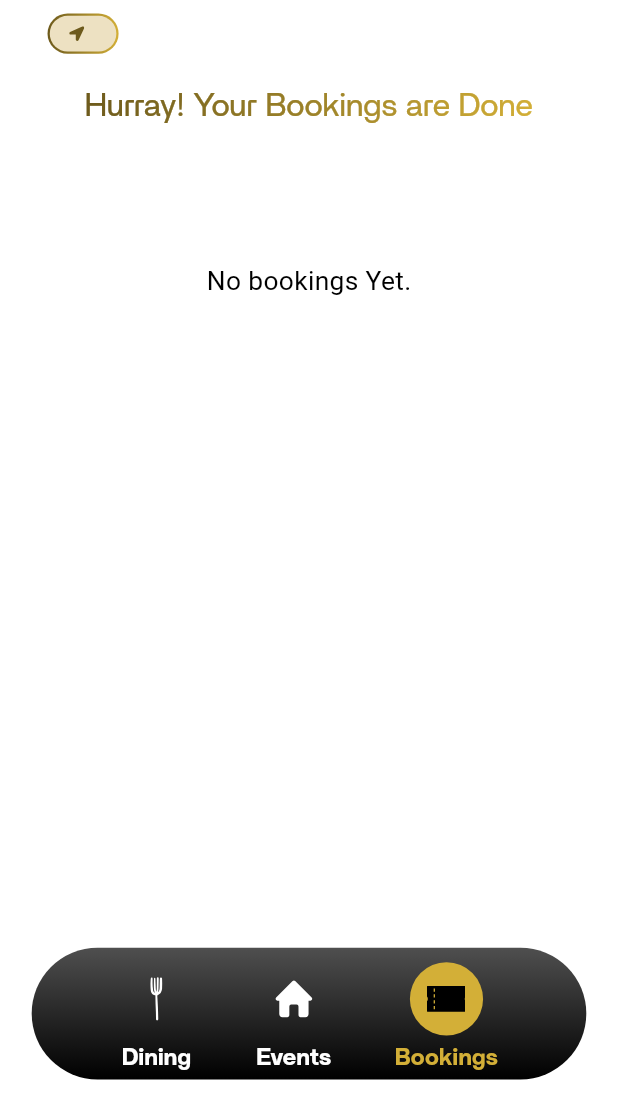
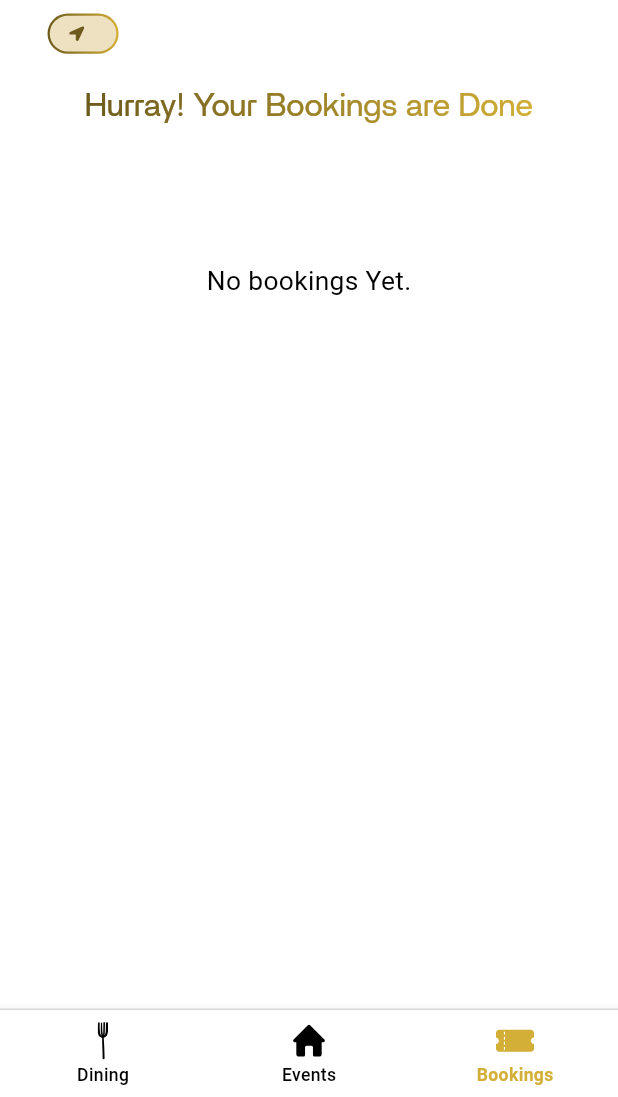
Before and after one commit to StumatoXPlum/nyte_life, a Flutter app: the CustomBottomBar screen opened directly, item 3 of the bottom bar chosen, on a phone screen of 412 x 824 dp, the part 139-1236 px from its top. Run offline on Flutter 3.47's test engine with Material 3 defaults, Android fonts, the phone set to English and light mode, and no system bars; our stand-ins replace country_picker, device_preview, flutter_bloc, flutter_screenutil, flutter_svg, geocoding and 4 more; accounts and stored records are empty.

Commit message:
fixed bottom bar UI

```diff
--- a/lib/core/custom_widgets/custom_bottom_bar.dart
+++ b/lib/core/custom_widgets/custom_bottom_bar.dart
@@ -1,6 +1,6 @@
 import 'package:flutter/material.dart';
 import 'package:flutter_screenutil/flutter_screenutil.dart';
-import 'package:flutter_svg/svg.dart';
+import 'package:flutter_svg/flutter_svg.dart';
 import 'package:nytelife/screens/booking/view/booking_screen.dart';
 import '../../screens/events/view/event_screen.dart';
 import '../../screens/home/view/home_screen.dart';
@@ -15,8 +15,7 @@ class CustomBottomBar extends StatefulWidget {
   CustomBottomBarState createState() => CustomBottomBarState();
 }
 
-class CustomBottomBarState extends State<CustomBottomBar>
-    with SingleTickerProviderStateMixin {
+class CustomBottomBarState extends State<CustomBottomBar> {
   late int _selectedIndex;
   late List<Widget> _screens;
 
@@ -24,7 +23,6 @@ class CustomBottomBarState extends State<CustomBottomBar>
   void initState() {
     super.initState();
     _selectedIndex = widget.initialIndex;
-    _screens = [HomeScreen(), EventScreen(), BookingScreen()];
     _screens = [HomeScreen(), EventScreen(), BookingScreen()];
   }
 
@@ -34,103 +32,61 @@ class CustomBottomBarState extends State<CustomBottomBar>
     });
   }
 
+  BottomNavigationBarItem buildNavItem(String asset, String label, int index) {
+    bool isSelected = _selectedIndex == index;
+
+    return BottomNavigationBarItem(
+      icon: SvgPicture.asset(
+        asset,
+        width: 24.w,
+        height: 30.h,
+        colorFilter: ColorFilter.mode(
+          isSelected ? const Color(0xffD3AF37) : Colors.black,
+          BlendMode.srcIn,
+        ),
+      ),
+      label: label,
+    );
+  }
+
   @override
   Widget build(BuildContext context) {
     return Scaffold(
       extendBody: true,
       backgroundColor: const Color(0xff1F265E),
       body: IndexedStack(index: _selectedIndex, children: _screens),
-      bottomNavigationBar: CustomBottomNavBar(
-        currentIndex: _selectedIndex,
-        onTap: _onItemTapped,
-      ),
-    );
-  }
-}
-
-class CustomBottomNavBar extends StatelessWidget {
-  final int currentIndex;
-  final void Function(int) onTap;
-
-  const CustomBottomNavBar({
-    super.key,
-    required this.currentIndex,
-    required this.onTap,
-  });
-
-  @override
-  Widget build(BuildContext context) {
-    return Padding(
-      padding: EdgeInsets.symmetric(horizontal: 20.w, vertical: 12.h),
-      child: Container(
-        height: 90.h,
-        width: double.infinity,
+      bottomNavigationBar: Container(
         decoration: BoxDecoration(
-          gradient: LinearGradient(
-            colors: [Color(0xff000000), Color(0xff4F4F4F)],
-            begin: Alignment.bottomCenter,
-            end: Alignment.topCenter,
-            stops: [0, 1],
+          border: Border(
+            top: BorderSide(color: Colors.grey.shade300, width: 1.0),
           ),
-          borderRadius: BorderRadius.circular(52.r),
         ),
-        child: Row(
-          mainAxisAlignment: MainAxisAlignment.center,
-          children: [
-            _buildSvgItem("assets/bottom_bar/dining.svg", 0),
-            SizedBox(width: 40.w),
-            _buildSvgItem("assets/bottom_bar/events.svg", 1),
-            SizedBox(width: 40.w),
-            _buildSvgItem("assets/bottom_bar/bookings.svg", 2),
+        child: BottomNavigationBar(
+          currentIndex: _selectedIndex,
+          onTap: _onItemTapped,
+          backgroundColor: Colors.white,
+          elevation: 8,
+          selectedItemColor: const Color(0xffD3AF37),
+          unselectedItemColor: Colors.black,
+          selectedLabelStyle: TextStyle(
+            color: const Color(0xffD3AF37),
+            fontSize: 12.sp,
+            fontWeight: FontWeight.bold,
+          ),
+          unselectedLabelStyle: TextStyle(
+            color: Colors.black,
+            fontSize: 12.sp,
+            fontWeight: FontWeight.w500,
+          ),
+          showUnselectedLabels: true,
+          type: BottomNavigationBarType.fixed,
+          items: [
+            buildNavItem("assets/bottom_bar/dining.svg", "Dining", 0),
+            buildNavItem("assets/bottom_bar/events.svg", "Events", 1),
+            buildNavItem("assets/bottom_bar/bookings.svg", "Bookings", 2),
           ],
         ),
       ),
     );
   }
-
-  Widget _buildSvgItem(String asset, int index) {
-    bool isSelected = currentIndex == index;
-    return GestureDetector(
-      onTap: () => onTap(index),
-      child: Column(
-        children: [
-          Padding(
-            padding: EdgeInsets.only(top: 8.h),
-            child: Container(
-              padding: EdgeInsets.all(12.r),
-              decoration: BoxDecoration(
-                color:
-                    isSelected ? const Color(0xffD3AF37) : Colors.transparent,
-                shape: BoxShape.circle,
-              ),
-              child: SvgPicture.asset(
-                asset,
-                width: 24.w,
-                height: 30.h,
-                fit: BoxFit.cover,
-                colorFilter:
-                    isSelected
-                        ? ColorFilter.mode(Colors.black, BlendMode.srcIn)
-                        : ColorFilter.mode(Colors.white, BlendMode.srcIn),
-              ),
-            ),
-          ),
-          SizedBox(height: 2.h),
-          Text(
-            index == 0
-                ? "Dining"
-                : index == 1
-                ? "Events"
-                : "Bookings",
-            style: TextStyle(
-              fontSize: 16.sp,
-              fontFamily: 'britti',
-              color: isSelected ? const Color(0xffD3AF37) : Colors.white,
-              fontWeight: FontWeight.bold,
-            ),
-          ),
-        ],
-      ),
-    );
-  }
 }
--- a/lib/screens/events/widgets/gigs_widget.dart
+++ b/lib/screens/events/widgets/gigs_widget.dart
@@ -51,7 +51,7 @@ class GigsWidgetState extends State<GigsWidget> {
     return Column(
       children: [
         ListView.builder(
-          padding: EdgeInsets.only(left: 16.w, right: 16.w, bottom: 120.h),
+          padding: EdgeInsets.only(left: 16.w, right: 16.w, bottom: 60.h),
           itemCount: eventData.length,
           shrinkWrap: true,
           physics: NeverScrollableScrollPhysics(),
--- a/lib/screens/home/widgets/events_near_you_widget.dart
+++ b/lib/screens/home/widgets/events_near_you_widget.dart
@@ -51,7 +51,7 @@ class _EventsNearYouWidgetState extends State<EventsNearYouWidget> {
     return Column(
       children: [
         ListView.builder(
-          padding: EdgeInsets.only(left: 16.w, right: 16.w, bottom: 120.h),
+          padding: EdgeInsets.only(left: 16.w, right: 16.w, bottom: 60.h),
           itemCount: eventData.length,
           shrinkWrap: true,
           physics: NeverScrollableScrollPhysics(),
```
